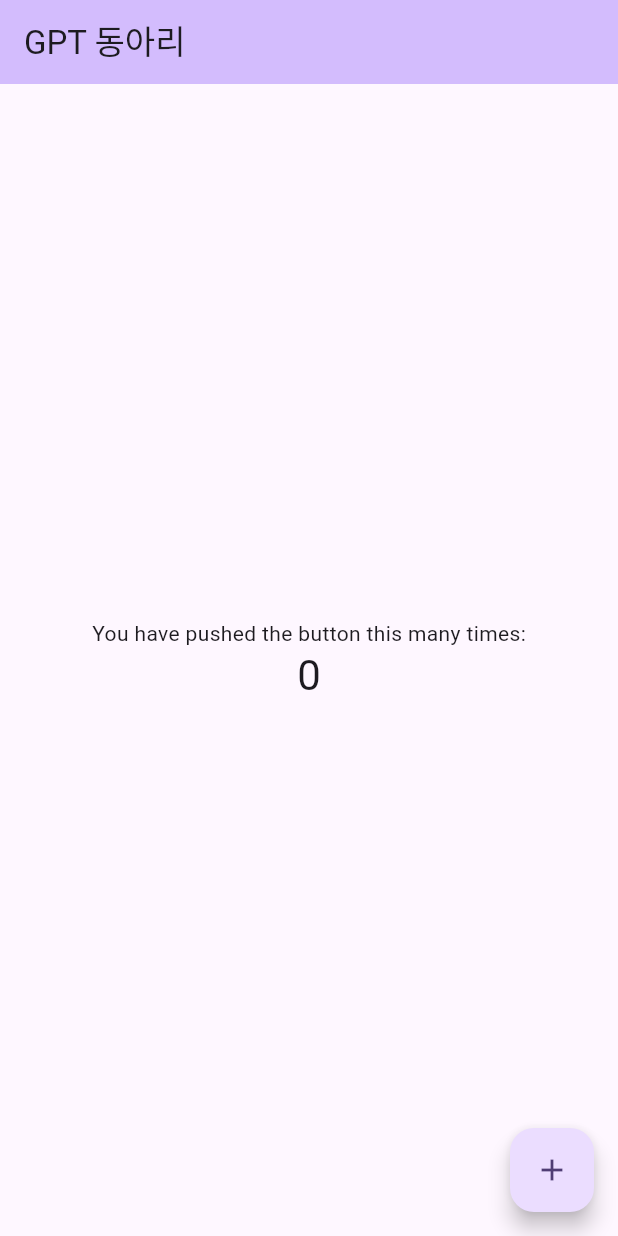
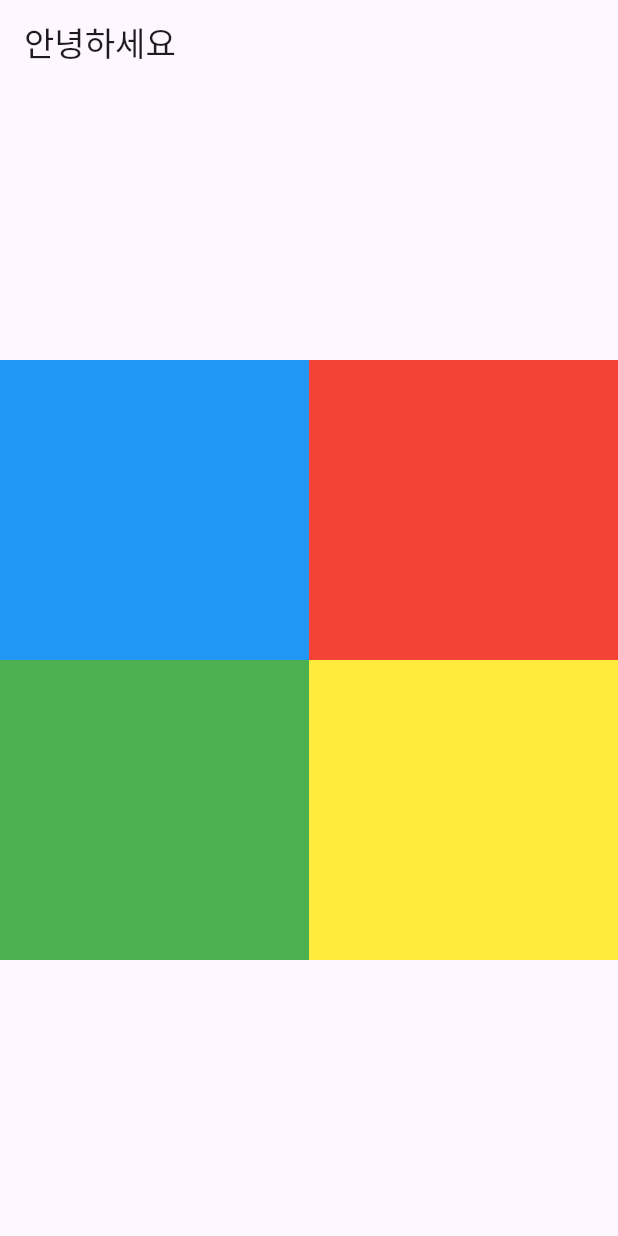
Before and after one commit to baqnngg/flutter, a Flutter app: the screen it shows after launch, on a phone screen of 412 x 824 dp. Run offline on Flutter 3.47's test engine with Material 3 defaults, Android fonts, the phone set to English and light mode, and no system bars.

Commit message:
grid 코드 추가

```diff
--- a/lib/main.dart
+++ b/lib/main.dart
@@ -11,112 +11,68 @@ class MyApp extends StatelessWidget {
   @override
   Widget build(BuildContext context) {
     return MaterialApp(
-      title: 'Flutter Demo',
+      title: 'GPT동아리',
       theme: ThemeData(
-        // This is the theme of your application.
-        //
-        // TRY THIS: Try running your application with "flutter run". You'll see
-        // the application has a purple toolbar. Then, without quitting the app,
-        // try changing the seedColor in the colorScheme below to Colors.green
-        // and then invoke "hot reload" (save your changes or press the "hot
-        // reload" button in a Flutter-supported IDE, or press "r" if you used
-        // the command line to start the app).
-        //
-        // Notice that the counter didn't reset back to zero; the application
-        // state is not lost during the reload. To reset the state, use hot
-        // restart instead.
-        //
-        // This works for code too, not just values: Most code changes can be
-        // tested with just a hot reload.
         colorScheme: ColorScheme.fromSeed(seedColor: Colors.deepPurple),
       ),
-      home: const MyHomePage(title: 'GPT 동아리'),
+      home: const MyHomePage(),
     );
   }
 }
 
+
 class MyHomePage extends StatefulWidget {
-  const MyHomePage({super.key, required this.title});
-
-  // This widget is the home page of your application. It is stateful, meaning
-  // that it has a State object (defined below) that contains fields that affect
-  // how it looks.
-
-  // This class is the configuration for the state. It holds the values (in this
-  // case the title) provided by the parent (in this case the App widget) and
-  // used by the build method of the State. Fields in a Widget subclass are
-  // always marked "final".
-
-  final String title;
+  const MyHomePage({super.key});
 
   @override
   State<MyHomePage> createState() => _MyHomePageState();
 }
 
 class _MyHomePageState extends State<MyHomePage> {
-  int _counter = 0;
-
-  void _incrementCounter() {
-    setState(() {
-      // This call to setState tells the Flutter framework that something has
-      // changed in this State, which causes it to rerun the build method below
-      // so that the display can reflect the updated values. If we changed
-      // _counter without calling setState(), then the build method would not be
-      // called again, and so nothing would appear to happen.
-      _counter++;
-    });
-  }
-
   @override
   Widget build(BuildContext context) {
-    // This method is rerun every time setState is called, for instance as done
-    // by the _incrementCounter method above.
-    //
-    // The Flutter framework has been optimized to make rerunning build methods
-    // fast, so that you can just rebuild anything that needs updating rather
-    // than having to individually change instances of widgets.
     return Scaffold(
       appBar: AppBar(
-        // TRY THIS: Try changing the color here to a specific color (to
-        // Colors.amber, perhaps?) and trigger a hot reload to see the AppBar
-        // change color while the other colors stay the same.
-        backgroundColor: Theme.of(context).colorScheme.inversePrimary,
-        // Here we take the value from the MyHomePage object that was created by
-        // the App.build method, and use it to set our appbar title.
-        title: Text(widget.title),
+        title: const Text("안녕하세요"),
       ),
-      body: Center(
-        // Center is a layout widget. It takes a single child and positions it
-        // in the middle of the parent.
+      body: Container(
+        alignment: Alignment.center,
         child: Column(
-          // Column is also a layout widget. It takes a list of children and
-          // arranges them vertically. By default, it sizes itself to fit its
-          // children horizontally, and tries to be as tall as its parent.
-          //
-          // Column has various properties to control how it sizes itself and
-          // how it positions its children. Here we use mainAxisAlignment to
-          // center the children vertically; the main axis here is the vertical
-          // axis because Columns are vertical (the cross axis would be
-          // horizontal).
-          //
-          // TRY THIS: Invoke "debug painting" (choose the "Toggle Debug Paint"
-          // action in the IDE, or press "p" in the console), to see the
-          // wireframe for each widget.
           mainAxisAlignment: MainAxisAlignment.center,
-          children: <Widget>[
-            const Text('You have pushed the button this many times:'),
-            Text(
-              '$_counter',
-              style: Theme.of(context).textTheme.headlineMedium,
+          children: [
+            Row(
+              mainAxisAlignment: MainAxisAlignment.center,
+              children: [
+                Container(
+                  width: MediaQuery.of(context).size.width / 2,
+                  height: 200,
+                  color: Colors.blue,
+                ),
+                Container(
+                  width: MediaQuery.of(context).size.width / 2,
+                  height: 200,
+                  color: Colors.red,
+                )
+              ],
             ),
+            Row(
+              mainAxisAlignment: MainAxisAlignment.center,
+              children: [
+                Container(
+                  width: MediaQuery.of(context).size.width / 2,
+                  height: 200,
+                  color: Colors.green,
+                ),
+                Container(
+                  width: MediaQuery.of(context).size.width / 2,
+                  height: 200,
+                  color: Colors.yellow,
+                )
+              ],
+            )
           ],
         ),
       ),
-      floatingActionButton: FloatingActionButton(
-        onPressed: _incrementCounter,
-        tooltip: 'Increment',
-        child: const Icon(Icons.add),
-      ), // This trailing comma makes auto-formatting nicer for build methods.
     );
   }
 }
```
